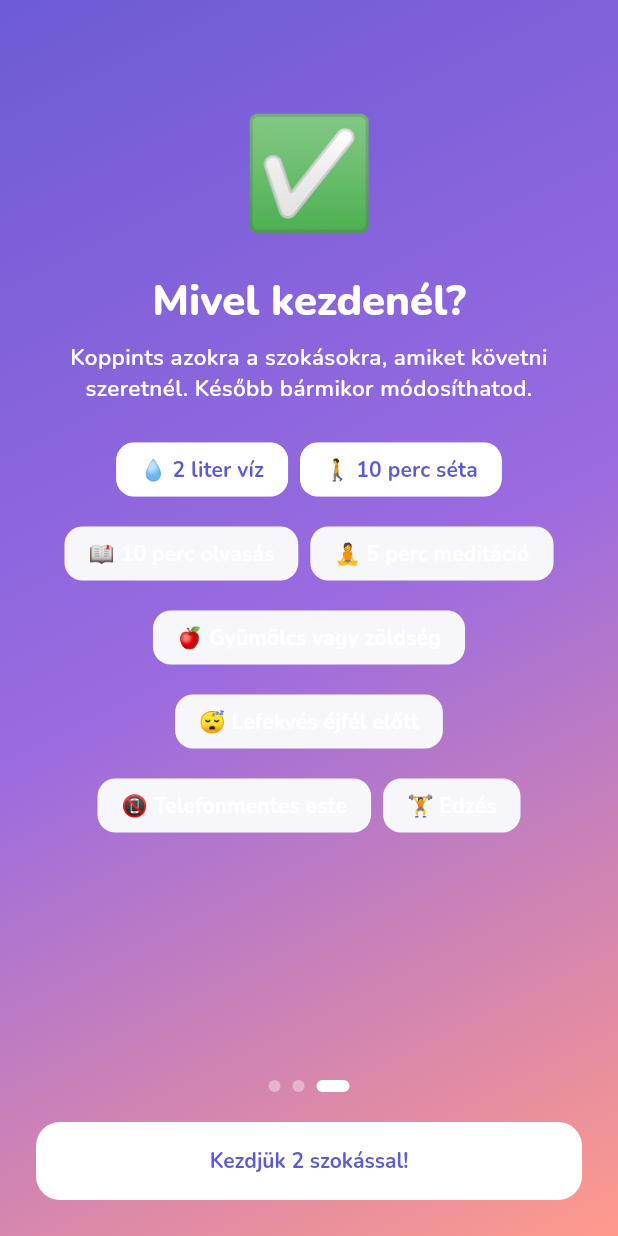
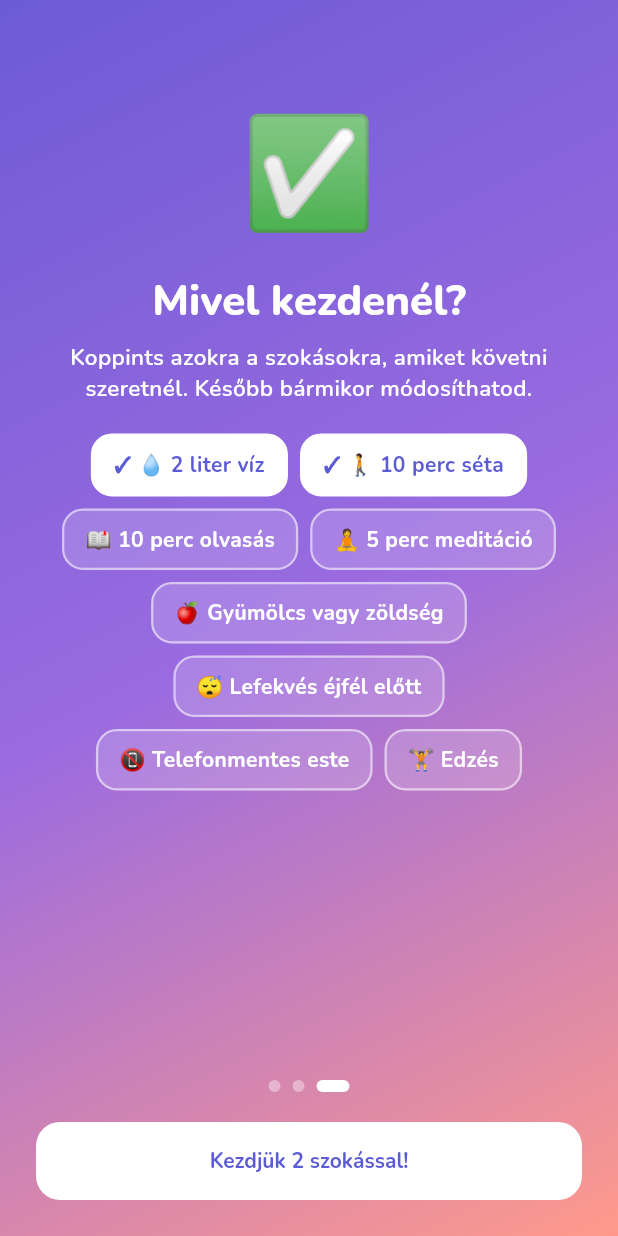
Before and after one commit to mikii561/eletrend, a Flutter app: the screen it shows after launch, swiped to page 3, on a phone screen of 412 x 824 dp. Run offline on Flutter 3.47's test engine with Material 3 defaults, Android fonts, the phone set to English and light mode, and no system bars; our stand-ins replace file_picker, flutter_local_notifications, flutter_map, flutter_timezone, google_fonts, image_picker and 4 more; missing offline and left inert: home_widget.

Commit message:
Bemutató: olvasható szokásválasztó gombok
Co-Authored-By: Claude Opus 5.5 <noreply@anthropic.com>

```diff
--- a/lib/screens/onboarding_screen.dart
+++ b/lib/screens/onboarding_screen.dart
@@ -189,18 +189,7 @@ class _HabitPicker extends StatelessWidget {
             runSpacing: 8,
             children: [
               for (final h in suggestedHabits)
-                FilterChip(
-                  label: Text(h),
-                  showCheckmark: false,
-                  selected: picked.contains(h),
-                  onSelected: (_) => onToggle(h),
-                  labelStyle: TextStyle(
-                    fontWeight: FontWeight.w700,
-                    color: picked.contains(h) ? AppColors.primary : Colors.white,
-                  ),
-                  backgroundColor: Colors.white.withValues(alpha: 0.18),
-                  selectedColor: Colors.white,
-                ),
+                _HabitChip(label: h, selected: picked.contains(h), onTap: () => onToggle(h)),
             ],
           ),
         ],
@@ -208,3 +197,36 @@ class _HabitPicker extends StatelessWidget {
     );
   }
 }
+
+/// Ajánlott szokás a színátmenetes háttéren: kiválasztva fehér, egyébként áttetsző.
+class _HabitChip extends StatelessWidget {
+  const _HabitChip({required this.label, required this.selected, required this.onTap});
+
+  final String label;
+  final bool selected;
+  final VoidCallback onTap;
+
+  @override
+  Widget build(BuildContext context) {
+    return Semantics(
+      button: true,
+      selected: selected,
+      child: GestureDetector(
+        onTap: onTap,
+        child: AnimatedContainer(
+          duration: const Duration(milliseconds: 180),
+          padding: const EdgeInsets.symmetric(horizontal: 14, vertical: 9),
+          decoration: BoxDecoration(
+            color: selected ? Colors.white : Colors.white.withValues(alpha: 0.16),
+            borderRadius: BorderRadius.circular(14),
+            border: Border.all(color: Colors.white.withValues(alpha: selected ? 1 : 0.55), width: 1.5),
+          ),
+          child: Text(
+            selected ? '✓ $label' : label,
+            style: TextStyle(fontWeight: FontWeight.w700, color: selected ? AppColors.primary : Colors.white),
+          ),
+        ),
+      ),
+    );
+  }
+}
```
Also changed, not shown: 1 other file.
